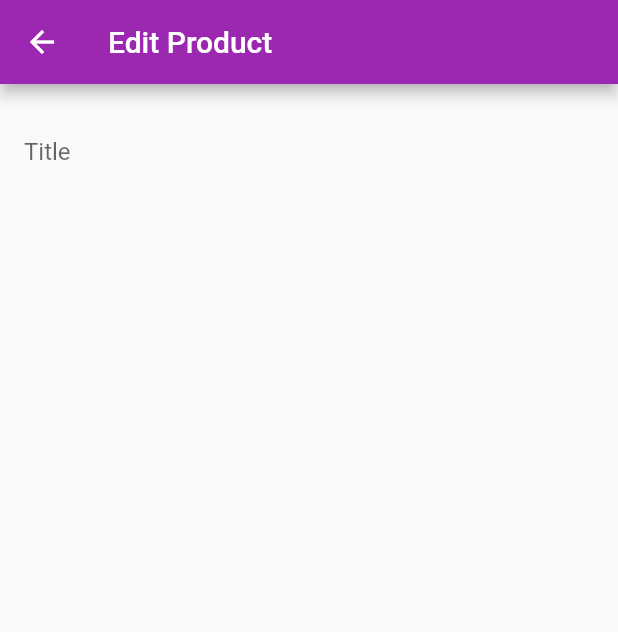
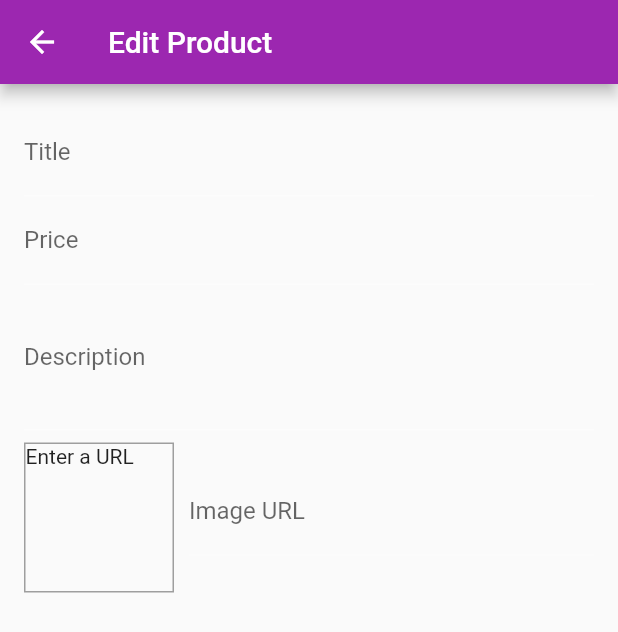
Before and after one commit to zukaChachava/ShopAppMobile, a Flutter app: the EditProductScreen screen opened by its route, on a phone screen of 412 x 824 dp. Shown: the top 632 px of the screen. Run offline on Flutter 3.47's test engine with Material 2 defaults, Android fonts, the phone set to English and light mode, and no system bars; network calls fail.

Commit message:
working on image load

```diff
--- a/lib/screens/edit_product_screen.dart
+++ b/lib/screens/edit_product_screen.dart
@@ -10,6 +10,16 @@ class EditProductScreen extends StatefulWidget {
 }
 
 class _EditProductScreenState extends State<EditProductScreen> {
+  final _priceFocusNode = FocusNode();
+  final _imageUrlController = TextEditingController();
+
+  @override
+  void dispose() {
+    _priceFocusNode.dispose();
+    _imageUrlController.dispose();
+    super.dispose();
+  }
+
   @override
   Widget build(BuildContext context) {
     return Scaffold(
@@ -22,7 +32,48 @@ class _EditProductScreenState extends State<EditProductScreen> {
             TextFormField(
               textInputAction: TextInputAction.next,
               decoration: const InputDecoration(labelText: 'Title'),
-            )
+              onFieldSubmitted: (_) {
+                FocusScope.of(context).requestFocus(_priceFocusNode);
+              },
+            ),
+            TextFormField(
+              textInputAction: TextInputAction.next,
+              decoration: const InputDecoration(labelText: 'Price'),
+              keyboardType: TextInputType.number,
+              focusNode: _priceFocusNode,
+            ),
+            TextFormField(
+              decoration: const InputDecoration(labelText: 'Description'),
+              keyboardType: TextInputType.multiline,
+              maxLines: 3,
+            ),
+            Row(
+              children: [
+                Container(
+                  width: 100,
+                  height: 100,
+                  margin: const EdgeInsets.only(top: 8, right: 10),
+                  decoration: BoxDecoration(
+                      border: Border.all(width: 1, color: Colors.grey)),
+                  child: _imageUrlController.text.isEmpty
+                      ? const Text('Enter a URL')
+                      : FittedBox(
+                          child: Image.network(
+                            _imageUrlController.text,
+                            fit: BoxFit.cover,
+                          ),
+                        ),
+                ),
+                Expanded(
+                  child: TextFormField(
+                    decoration: const InputDecoration(labelText: 'Image URL'),
+                    keyboardType: TextInputType.url,
+                    textInputAction: TextInputAction.done,
+                    controller: _imageUrlController,
+                  ),
+                )
+              ],
+            ),
           ],
         )),
       ),
--- a/lib/widgets/user_product_item.dart
+++ b/lib/widgets/user_product_item.dart
@@ -18,9 +18,7 @@ class UserProductItem extends StatelessWidget {
         width: 100,
         child: Row(children: [
           IconButton(
-            onPressed: () {
-              Navigator.of(context).pushNamed(EditProductScreen.route);
-            },
+            onPressed: () {},
             icon: const Icon(Icons.edit),
           ),
           IconButton(
```
